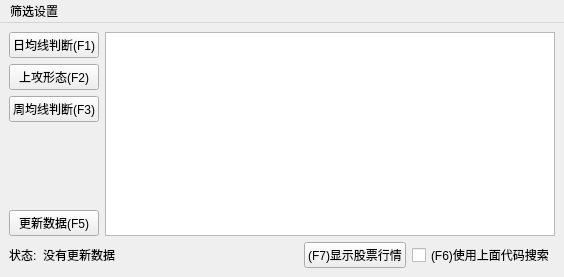
This is Windows/clsMainWindow.ui in caicaiking/AbamaAnalysis as Qt 5 draws it before an edit. The edited form follows.
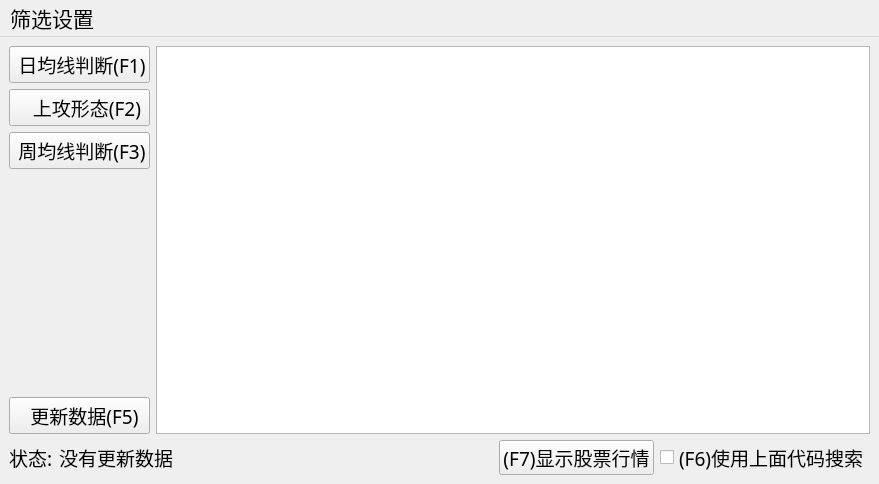
This is the edited form. Icons and pictures are not drawn.

Diff of the .ui file:
```diff
--- a/Windows/clsMainWindow.ui
+++ b/Windows/clsMainWindow.ui
@@ -6,8 +6,8 @@
    <rect>
     <x>0</x>
     <y>0</y>
-    <width>561</width>
-    <height>277</height>
+    <width>879</width>
+    <height>484</height>
    </rect>
   </property>
   <property name="windowTitle">
@@ -21,8 +21,36 @@
        <layout class="QVBoxLayout" name="verticalLayout">
         <item>
          <widget class="QPushButton" name="btnMa">
+          <property name="minimumSize">
+           <size>
+            <width>0</width>
+            <height>35</height>
+           </size>
+          </property>
+          <property name="sizeIncrement">
+           <size>
+            <width>0</width>
+            <height>0</height>
+           </size>
+          </property>
+          <property name="font">
+           <font>
+            <family>楷体</family>
+            <pointsize>14</pointsize>
+           </font>
+          </property>
           <property name="text">
-           <string>日均线判断(F1)</string>
+           <string> 日均线判断(F1)</string>
+          </property>
+          <property name="icon">
+           <iconset resource="../MyRes.qrc">
+            <normaloff>:/Icons/day.png</normaloff>:/Icons/day.png</iconset>
+          </property>
+          <property name="iconSize">
+           <size>
+            <width>30</width>
+            <height>30</height>
+           </size>
           </property>
           <property name="shortcut">
            <string>F1</string>
@@ -31,8 +59,36 @@
         </item>
         <item>
          <widget class="QPushButton" name="btnAttact">
+          <property name="minimumSize">
+           <size>
+            <width>0</width>
+            <height>35</height>
+           </size>
+          </property>
+          <property name="sizeIncrement">
+           <size>
+            <width>0</width>
+            <height>0</height>
+           </size>
+          </property>
+          <property name="font">
+           <font>
+            <family>楷体</family>
+            <pointsize>14</pointsize>
+           </font>
+          </property>
           <property name="text">
-           <string>上攻形态(F2)</string>
+           <string>   上攻形态(F2)</string>
+          </property>
+          <property name="icon">
+           <iconset resource="../MyRes.qrc">
+            <normaloff>:/Icons/attack.png</normaloff>:/Icons/attack.png</iconset>
+          </property>
+          <property name="iconSize">
+           <size>
+            <width>30</width>
+            <height>30</height>
+           </size>
           </property>
           <property name="shortcut">
            <string>F2</string>
@@ -41,8 +97,36 @@
         </item>
         <item>
          <widget class="QPushButton" name="btnWeekMa">
+          <property name="minimumSize">
+           <size>
+            <width>0</width>
+            <height>35</height>
+           </size>
+          </property>
+          <property name="sizeIncrement">
+           <size>
+            <width>0</width>
+            <height>0</height>
+           </size>
+          </property>
+          <property name="font">
+           <font>
+            <family>楷体</family>
+            <pointsize>14</pointsize>
+           </font>
+          </property>
           <property name="text">
-           <string>周均线判断(F3)</string>
+           <string> 周均线判断(F3)</string>
+          </property>
+          <property name="icon">
+           <iconset resource="../MyRes.qrc">
+            <normaloff>:/Icons/week.png</normaloff>:/Icons/week.png</iconset>
+          </property>
+          <property name="iconSize">
+           <size>
+            <width>30</width>
+            <height>30</height>
+           </size>
           </property>
           <property name="shortcut">
            <string>F3</string>
@@ -64,8 +148,36 @@
         </item>
         <item>
          <widget class="QPushButton" name="btnUpdateData">
+          <property name="minimumSize">
+           <size>
+            <width>0</width>
+            <height>35</height>
+           </size>
+          </property>
+          <property name="sizeIncrement">
+           <size>
+            <width>0</width>
+            <height>0</height>
+           </size>
+          </property>
+          <property name="font">
+           <font>
+            <family>楷体</family>
+            <pointsize>14</pointsize>
+           </font>
+          </property>
           <property name="text">
-           <string>更新数据(F5)</string>
+           <string>  更新数据(F5)</string>
+          </property>
+          <property name="icon">
+           <iconset resource="../MyRes.qrc">
+            <normaloff>:/Icons/update.png</normaloff>:/Icons/update.png</iconset>
+          </property>
+          <property name="iconSize">
+           <size>
+            <width>30</width>
+            <height>30</height>
+           </size>
           </property>
           <property name="shortcut">
            <string>F5</string>
@@ -82,6 +194,12 @@
           <height>0</height>
          </size>
         </property>
+        <property name="font">
+         <font>
+          <family>楷体</family>
+          <pointsize>20</pointsize>
+         </font>
+        </property>
        </widget>
       </item>
      </layout>
@@ -90,6 +208,24 @@
      <layout class="QHBoxLayout" name="horizontalLayout" stretch="0,1,0,0">
       <item>
        <widget class="QLabel" name="label_2">
+        <property name="minimumSize">
+         <size>
+          <width>0</width>
+          <height>35</height>
+         </size>
+        </property>
+        <property name="sizeIncrement">
+         <size>
+          <width>0</width>
+          <height>0</height>
+         </size>
+        </property>
+        <property name="font">
+         <font>
+          <family>楷体</family>
+          <pointsize>14</pointsize>
+         </font>
+        </property>
         <property name="text">
          <string>状态:</string>
         </property>
@@ -97,6 +233,24 @@
       </item>
       <item>
        <widget class="QLabel" name="label">
+        <property name="minimumSize">
+         <size>
+          <width>0</width>
+          <height>35</height>
+         </size>
+        </property>
+        <property name="sizeIncrement">
+         <size>
+          <width>0</width>
+          <height>0</height>
+         </size>
+        </property>
+        <property name="font">
+         <font>
+          <family>楷体</family>
+          <pointsize>14</pointsize>
+         </font>
+        </property>
         <property name="text">
          <string>没有更新数据</string>
         </property>
@@ -104,9 +258,33 @@
       </item>
       <item>
        <widget class="QPushButton" name="btnShowStock">
+        <property name="minimumSize">
+         <size>
+          <width>0</width>
+          <height>35</height>
+         </size>
+        </property>
+        <property name="sizeIncrement">
+         <size>
+          <width>0</width>
+          <height>0</height>
+         </size>
+        </property>
+        <property name="font">
+         <font>
+          <family>楷体</family>
+          <pointsize>14</pointsize>
+         </font>
+        </property>
         <property name="text">
          <string>(F7)显示股票行情</string>
         </property>
+        <property name="iconSize">
+         <size>
+          <width>30</width>
+          <height>30</height>
+         </size>
+        </property>
         <property name="shortcut">
          <string>F7</string>
         </property>
@@ -114,6 +292,24 @@
       </item>
       <item>
        <widget class="QCheckBox" name="chkUseLastResut">
+        <property name="minimumSize">
+         <size>
+          <width>0</width>
+          <height>35</height>
+         </size>
+        </property>
+        <property name="sizeIncrement">
+         <size>
+          <width>0</width>
+          <height>0</height>
+         </size>
+        </property>
+        <property name="font">
+         <font>
+          <family>楷体</family>
+          <pointsize>14</pointsize>
+         </font>
+        </property>
         <property name="text">
          <string>(F6)使用上面代码搜索</string>
         </property>
@@ -131,11 +327,23 @@
     <rect>
      <x>0</x>
      <y>0</y>
-     <width>561</width>
-     <height>28</height>
+     <width>879</width>
+     <height>27</height>
     </rect>
    </property>
+   <property name="font">
+    <font>
+     <family>楷体</family>
+     <pointsize>16</pointsize>
+    </font>
+   </property>
    <widget class="QMenu" name="menu">
+    <property name="font">
+     <font>
+      <family>楷体</family>
+      <pointsize>16</pointsize>
+     </font>
+    </property>
     <property name="title">
      <string>筛选设置</string>
     </property>
```
Left out of the diff: 14 changed lines with no effect on the pictures.
